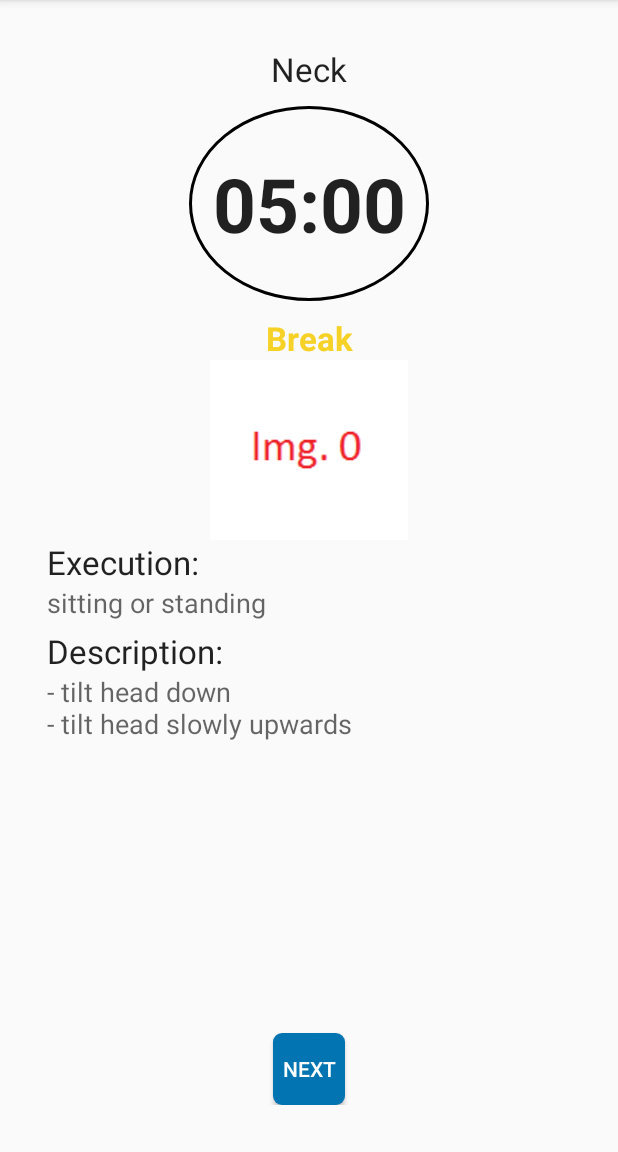
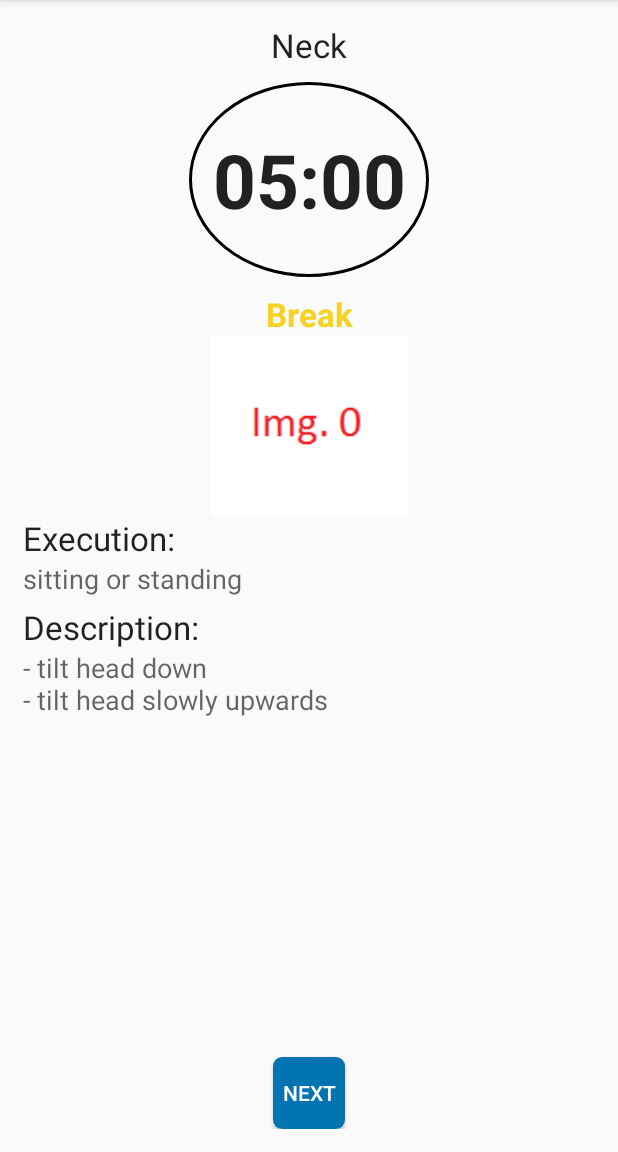
Before and after one commit to SecUSo/privacy-friendly-pausing-healthily, an Android app: the BreakActivity screen opened directly, with no data from a screen before it, on a phone screen of 412 x 824 dp, the part 84-1236 px from its top. Run offline under Robolectric (Android 15) with nearby library versions, the phone set to English and light mode, and no system bars.

Commit message:
Small Layout changes
Changes, so that there is more place in the help- and break- activity

```diff
--- a/app/src/main/res/layout/activity_break.xml
+++ b/app/src/main/res/layout/activity_break.xml
@@ -4,10 +4,6 @@
     android:layout_width="match_parent"
     android:layout_height="match_parent"
     android:layout_margin="15dp"
-    android:paddingBottom="@dimen/activity_vertical_margin"
-    android:paddingLeft="@dimen/activity_horizontal_margin"
-    android:paddingRight="@dimen/activity_horizontal_margin"
-    android:paddingTop="@dimen/activity_vertical_margin"
     tools:context="orgprivacy_friendly_apps.secuso.privacyfriendlybreakreminder.BreakActivity">
 
     <TextView
--- a/app/src/main/res/layout/help.xml
+++ b/app/src/main/res/layout/help.xml
@@ -58,7 +58,7 @@
             android:layout_toRightOf="@+id/imageView"
             android:text="@string/help_start_screen"
             android:textAppearance="?android:attr/textAppearanceMedium"
-            android:textSize="7pt"
+            android:textSize="6pt"
             android:layout_marginLeft="5dp"/>
 
         <TextView
```
